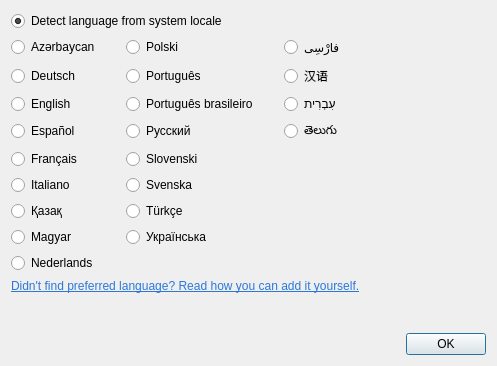
Qt form src/bin/scenarist-desktop/UserInterfaceLayer/Settings/LanguageDialog.ui (dimkanovikov/KITScenarist) before a commit.
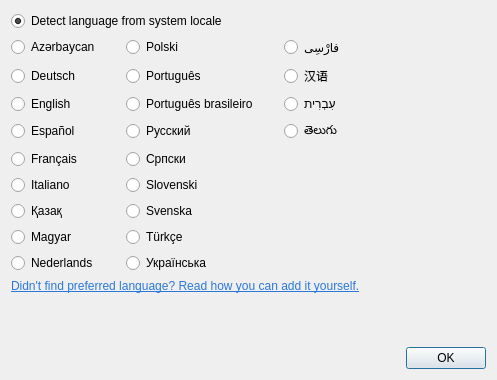
The same form after that commit.

Commit message: Added Serbian translation and spell checker

Diff of the .ui file:
```diff
--- a/src/bin/scenarist-desktop/UserInterfaceLayer/Settings/LanguageDialog.ui
+++ b/src/bin/scenarist-desktop/UserInterfaceLayer/Settings/LanguageDialog.ui
@@ -7,7 +7,7 @@
     <x>0</x>
     <y>0</y>
     <width>497</width>
-    <height>366</height>
+    <height>380</height>
    </rect>
   </property>
   <property name="minimumSize">
@@ -146,13 +146,6 @@
      </property>
     </widget>
    </item>
-   <item row="8" column="1">
-    <widget class="QRadioButton" name="ukrainian">
-     <property name="text">
-      <string notr="true">Українська</string>
-     </property>
-    </widget>
-   </item>
    <item row="2" column="1">
     <widget class="QRadioButton" name="portugues">
      <property name="text">
@@ -204,16 +197,6 @@
      </property>
     </widget>
    </item>
-   <item row="5" column="1">
-    <widget class="QRadioButton" name="slovenian">
-     <property name="text">
-      <string notr="true">Slovenski</string>
-     </property>
-     <property name="checked">
-      <bool>false</bool>
-     </property>
-    </widget>
-   </item>
    <item row="0" column="0" colspan="3">
     <widget class="QRadioButton" name="system">
      <property name="text">
@@ -224,7 +207,21 @@
      </property>
     </widget>
    </item>
-   <item row="7" column="1">
+   <item row="9" column="0">
+    <widget class="QRadioButton" name="nederlands">
+     <property name="text">
+      <string notr="true">Nederlands</string>
+     </property>
+    </widget>
+   </item>
+   <item row="9" column="1">
+    <widget class="QRadioButton" name="ukrainian">
+     <property name="text">
+      <string notr="true">Українська</string>
+     </property>
+    </widget>
+   </item>
+   <item row="8" column="1">
     <widget class="QRadioButton" name="turkish">
      <property name="text">
       <string notr="true">Türkçe</string>
@@ -234,7 +231,7 @@
      </property>
     </widget>
    </item>
-   <item row="6" column="1">
+   <item row="7" column="1">
     <widget class="QRadioButton" name="swedish">
      <property name="text">
       <string notr="true">Svenska</string>
@@ -244,10 +241,23 @@
      </property>
     </widget>
    </item>
-   <item row="9" column="0">
-    <widget class="QRadioButton" name="nederlands">
+   <item row="6" column="1">
+    <widget class="QRadioButton" name="slovenian">
      <property name="text">
-      <string notr="true">Nederlands</string>
+      <string notr="true">Slovenski</string>
+     </property>
+     <property name="checked">
+      <bool>false</bool>
+     </property>
+    </widget>
+   </item>
+   <item row="5" column="1">
+    <widget class="QRadioButton" name="serbian">
+     <property name="text">
+      <string notr="true">Српски</string>
+     </property>
+     <property name="checked">
+      <bool>false</bool>
      </property>
     </widget>
    </item>
```
Left out of the diff: 1 changed line with no effect on the pictures. The commit also changes 7 other files.
